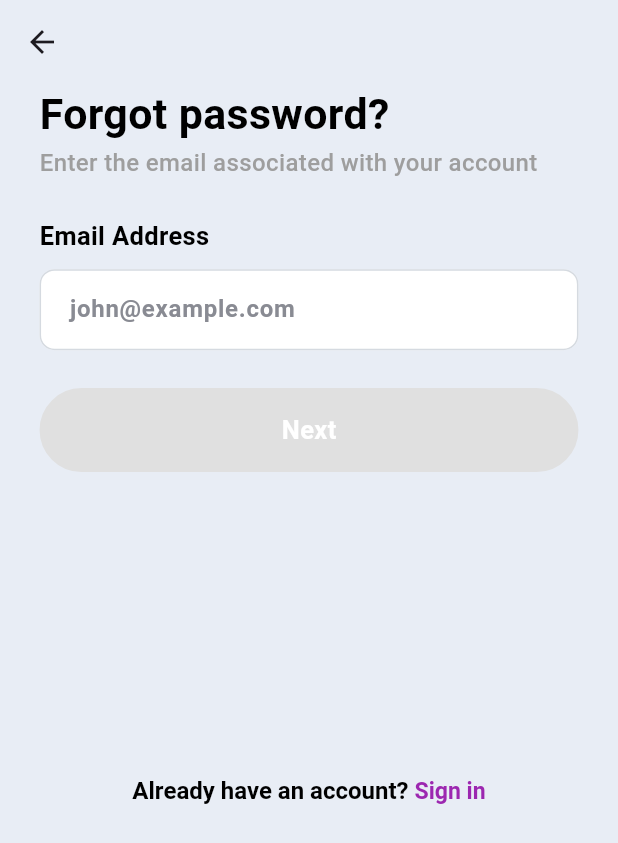
After one commit to Dapo-dan/sign_in_form, a Flutter app: the ForgotPasswordPage screen opened directly, on a phone screen of 412 x 824 dp. The commit adds this screen. Shown: the top 843 px of the screen. Run offline on Flutter 3.47's test engine with Material 3 defaults, Android fonts, the phone set to English and light mode, and no system bars; our stand-ins replace flutter_screenutil, intl_phone_field.

Commit message:
Add Forgot Password functionality and new button widget

```diff
--- /dev/null
+++ b/lib/constants/const.dart
@@ -0,0 +1,39 @@
+// ignore_for_file: constant_identifier_names
+
+import 'package:flutter/material.dart';
+
+const double BODY_PADDING = 20.0;
+verticalSpaceTiny() => const SizedBox(height: 5);
+verticalSpaceSmall() => const SizedBox(height: 10);
+verticalSpaceMedium() => const SizedBox(height: 25);
+verticalSpaceLarge() => const SizedBox(height: 50);
+verticalSpaceMassive() => const SizedBox(height: 100);
+
+horizontalSpaceTiny() => const SizedBox(width: 5);
+horizontalSpaceSmall() => const SizedBox(width: 10);
+horizontalSpaceMedium() => const SizedBox(width: 25);
+
+const String emptyEmailField = 'Email field cannot be empty!';
+const String emptyTextField = 'Field cannot be empty!';
+const String emptyPasswordField = 'Password field cannot be empty';
+const String invalidEmailField =
+    "Invalid email address. Please enter a valid email address.";
+const String invalidFullName = "Name provided isn't valid. Add another name";
+const String passwordLengthError = 'Password length must be greater than 8';
+const String invalidPassword = 'Password must meet all requirements';
+const String emptyUsernameField = 'Name cannot be empty';
+const String usernameLengthError = 'Name length must be greater than 2';
+const String emailRegex =
+    '[a-zA-Z0-9+._%-+]{1,256}\\@[a-zA-Z0-9][a-zA-Z0-9\\-]{0,64}(\\.[a-zA-Z0-9][a-zA-Z0-9\\-]{0,25})+';
+const String fullNameRegex = r'^[a-z A-Z,.\-]+$';
+const String passwordRegex =
+    r"^(?=.*[A-Z])(?=.*[a-z])(?=.*\d)(?=.*[-_@$!%*#?&()])[A-Za-z\d\-_@$!%^*.,~`#?&()]{8,}$";
+const String upperCaseRegex = r'^(?=.*?[A-Z])(?=.*?[a-z]).{8,}$';
+const String lowerCaseRegex = r'^(?=.*?[a-z]).{8,}$';
+const String symbolRegex = r'^(?=.*?[!@#\$&*~]).{8,}$';
+const String digitRegex = r'^(?=.*?[0-9]).{8,}$';
+
+const String PHONE_NUMBER_REGEX = r'0[789][01]\d{8}';
+const String PHONE_NUMBER_LENGTH_ERROR = 'Phone number must be 11 digits';
+const String INVALID_PHONE_NUMBER_FIELD =
+    "Number provided isn't valid.Try another phone number";
--- /dev/null
+++ b/lib/screens/forgot_password.dart
@@ -0,0 +1,118 @@
+import 'package:flutter/material.dart';
+import 'package:flutter_screenutil/flutter_screenutil.dart';
+import 'package:sign_in_form/constants/const.dart';
+import 'package:sign_in_form/constants/styles.dart';
+import 'package:sign_in_form/utils/dialog_utils.dart';
+import 'package:sign_in_form/widgets/button.dart';
+import 'package:sign_in_form/widgets/text_input_field.dart';
+
+class ForgotPasswordPage extends StatefulWidget {
+  const ForgotPasswordPage({super.key});
+
+  @override
+  State<ForgotPasswordPage> createState() => _ForgotPasswordPageState();
+}
+
+class _ForgotPasswordPageState extends State<ForgotPasswordPage> {
+  final emailTC = TextEditingController();
+  final formKey = GlobalKey<FormState>();
+  bool isEmailValid = false;
+
+  @override
+  void dispose() {
+    emailTC.dispose();
+    super.dispose();
+  }
+
+  @override
+  Widget build(BuildContext context) {
+    return Scaffold(
+        backgroundColor: Color(0xFFe8edf5),
+        appBar: AppBar(
+          backgroundColor: Color(0xFFe8edf5),
+        ),
+        body: SingleChildScrollView(
+          child: Padding(
+            padding: EdgeInsets.symmetric(horizontal: 24.w),
+            child: Form(
+              key: formKey,
+              child: Column(
+                crossAxisAlignment: CrossAxisAlignment.start,
+                children: [
+                  Text(
+                    "Forgot password?",
+                    style:
+                        TextStyles.style24extrabold.copyWith(fontSize: 26.sp),
+                  ),
+                  Text(
+                    "Enter the email associated with your account",
+                    style: TextStyles.style16regular.copyWith(
+                        color: Colors.grey, fontWeight: FontWeight.w500),
+                  ),
+                  SizedBox(height: 20.h),
+                  TextInputForm(
+                    label: "Email Address",
+                    hint: 'john@example.com',
+                    onChanged: (val) {
+                      setState(() {
+                        isEmailValid = val.isNotEmpty &&
+                            RegExp(emailRegex).hasMatch(val) &&
+                            !val.contains(' ');
+                      });
+                    },
+                    validator: (val) {
+                      if (val.isEmpty) {
+                        return emptyEmailField;
+                      }
+                      // Regex for email validation
+                      final regExp = RegExp(emailRegex);
+                      if (regExp.hasMatch(val) || val.contains(' ')) {
+                        return null;
+                      }
+                      return invalidEmailField;
+                    },
+                  ),
+                  SizedBox(height: 20.h),
+                  AppButton2(
+                    allowSubmit: isEmailValid,
+                    onTap: () {
+                      if (formKey.currentState!.validate()) {
+                        DialogUtils.showLoadingWithSuccess(
+                          context: context,
+                          successTitle: 'Successful submission!',
+                          successMessage:
+                              "You're logged in, navigating to the next screen!",
+                          onContinue: () {
+                            Navigator.of(context).pop();
+                          },
+                        );
+                      }
+                    },
+                    title: "Next",
+                  ),
+                  SizedBox(height: 200.h),
+                  Center(
+                    child: RichText(
+                      text: TextSpan(
+                        text: "Already have an account? ",
+                        style: TextStyles.style16bold,
+                        children: [
+                          TextSpan(
+                            text: "Sign in",
+                            style: TextStyle(
+                              fontSize: 14.sp,
+                              color: Colors.purple,
+                              fontWeight: FontWeight.bold,
+                            ),
+                          ),
+                        ],
+                      ),
+                    ),
+                  ),
+                ],
+              ),
+            ),
+          ),
+        ));
+  }
+}
--- a/lib/screens/sign_in_page.dart
+++ b/lib/screens/sign_in_page.dart
@@ -1,6 +1,8 @@
+import 'package:flutter/gestures.dart';
 import 'package:flutter/material.dart';
 import 'package:flutter_screenutil/flutter_screenutil.dart';
 import 'package:sign_in_form/constants/styles.dart';
+import 'package:sign_in_form/screens/forgot_password.dart';
 import 'package:sign_in_form/utils/dialog_utils.dart';
 import 'package:sign_in_form/widgets/button.dart';
 import 'package:sign_in_form/widgets/phone_number_input_field.dart';
@@ -136,6 +138,15 @@ class _SignInPageState extends State<SignInPage> {
                           color: Colors.purple,
                           fontWeight: FontWeight.bold,
                         ),
+                        recognizer: TapGestureRecognizer()
+                          ..onTap = () {
+                            Navigator.push(
+                              context,
+                              MaterialPageRoute(
+                                  builder: (context) =>
+                                      const ForgotPasswordPage()),
+                            );
+                          },
                       ),
                     ],
                   ),
--- a/lib/widgets/button.dart
+++ b/lib/widgets/button.dart
@@ -63,6 +63,59 @@ class AppButton extends StatelessWidget {
   }
 }
 
+class AppButton2 extends StatelessWidget {
+  const AppButton2({
+    super.key,
+    required this.onTap,
+    required this.title,
+    this.buttonColor,
+    this.borderColor,
+    this.textColor,
+    this.borderRadius,
+    this.hPadding,
+    this.vPadding,
+    this.allowSubmit = true,
+  });
+
+  final String title;
+  final void Function() onTap;
+  final Color? buttonColor, borderColor;
+  final Color? textColor;
+  final double? borderRadius, hPadding, vPadding;
+  final bool allowSubmit;
+
+  @override
+  Widget build(BuildContext context) {
+    return InkWell(
+      onTap: allowSubmit ? onTap : null,
+      child: Container(
+        decoration: BoxDecoration(
+            color: buttonColor ??
+                (allowSubmit ? Color(0xFF235eec) : Colors.grey.shade300),
+            borderRadius: BorderRadius.circular(borderRadius ?? 30),
+            border: Border.all(
+              color: borderColor ??
+                  (allowSubmit ? Color(0xFF235eec) : Colors.grey.shade300),
+            )),
+        child: Padding(
+          padding: EdgeInsets.symmetric(
+            horizontal: hPadding ?? 15.0,
+            vertical: vPadding ?? 15.0,
+          ),
+          child: Center(
+            child: Text(
+              title,
+              style: TextStyles.style17extrabold.copyWith(
+                color: Colors.white,
+              ),
+            ),
+          ),
+        ),
+      ),
+    );
+  }
+}
+
 class AppOutlinedButton extends StatelessWidget {
   const AppOutlinedButton({
     super.key,
--- /dev/null
+++ b/lib/widgets/text_input_field.dart
@@ -0,0 +1,164 @@
+// ignore_for_file: prefer_typing_uninitialized_variables
+
+import 'package:flutter/material.dart';
+import 'package:flutter/services.dart';
+import 'package:flutter_screenutil/flutter_screenutil.dart';
+import 'package:sign_in_form/constants/styles.dart';
+
+class TextInputForm extends StatefulWidget {
+  const TextInputForm({
+    super.key,
+    this.suffixIcon,
+    this.prefixIcon,
+    this.validator,
+    this.obscure = false,
+    this.readOnly = false,
+    this.onChanged,
+    this.onSubmit,
+    this.enabled = true,
+    this.controller,
+    this.label,
+    this.hint,
+    this.textCapitalization = TextCapitalization.none,
+    this.maxLines = 1,
+    this.keyboardType,
+    this.maxLength,
+    this.inputFormatters,
+    this.prefixText,
+    this.onTap,
+  });
+
+  final suffixIcon;
+  final prefixIcon;
+  final onChanged;
+  final onSubmit;
+  final validator;
+  final bool enabled;
+  final TextEditingController? controller;
+  final bool obscure, readOnly;
+  final String? label;
+  final String? prefixText;
+  final String? hint;
+  final TextCapitalization textCapitalization;
+  final keyboardType;
+  final List<TextInputFormatter>? inputFormatters;
+  final int? maxLines;
+  final int? maxLength;
+  final Function()? onTap;
+
+  @override
+  State<TextInputForm> createState() => _TextInputFormState();
+}
+
+class _TextInputFormState extends State<TextInputForm> {
+  bool showpassword = true;
+
+  @override
+  Widget build(BuildContext context) => Padding(
+        padding: const EdgeInsets.symmetric(vertical: 5.0),
+        child: Column(
+          crossAxisAlignment: CrossAxisAlignment.start,
+          children: [
+            if (widget.label != null)
+              Text(
+                widget.label!,
+                style: TextStyles.style17extrabold,
+              ),
+            SizedBox(height: 10.h),
+            InkWell(
+              onTap: widget.onTap,
+              child: TextFormField(
+                buildCounter: (context,
+                        {required currentLength,
+                        required isFocused,
+                        maxLength}) =>
+                    null,
+                inputFormatters: widget.inputFormatters,
+                enabled: widget.enabled,
+                controller: widget.controller,
+                keyboardType: widget.keyboardType,
+                style: TextStyles.style16bold.copyWith(color: Colors.black),
+                textCapitalization: widget.textCapitalization,
+                validator: widget.validator,
+                onChanged: widget.onChanged,
+                onFieldSubmitted: widget.onSubmit,
+                obscureText: widget.obscure ? showpassword : false,
+                obscuringCharacter: '*',
+                maxLines: widget.maxLines,
+                maxLength: widget.maxLength,
+                cursorColor: Colors.black,
+                readOnly: widget.readOnly,
+                decoration: InputDecoration(
+                  filled: true,
+                  fillColor: Colors.white,
+                  border: const OutlineInputBorder(
+                    borderSide: BorderSide(color: Color(0xFFd5dae0)),
+                    borderRadius: BorderRadius.all(
+                      Radius.circular(
+                        10,
+                      ),
+                    ),
+                  ),
+                  enabledBorder: const OutlineInputBorder(
+                    borderSide: BorderSide(color: Color(0xFFd5dae0)),
+                    borderRadius: BorderRadius.all(
+                      Radius.circular(
+                        10,
+                      ),
+                    ),
+                  ),
+                  focusedBorder: const OutlineInputBorder(
+                    borderSide: BorderSide(color: Color(0xFFd5dae0)),
+                    borderRadius: BorderRadius.all(
+                      Radius.circular(
+                        10,
+                      ),
+                    ),
+                  ),
+                  errorBorder: const OutlineInputBorder(
+                    borderSide: BorderSide(color: Colors.red),
+                    borderRadius: BorderRadius.all(
+                      Radius.circular(
+                        10,
+                      ),
+                    ),
+                  ),
+                  focusedErrorBorder: const OutlineInputBorder(
+                    borderSide: BorderSide(color: Color(0xFFd5dae0)),
+                    borderRadius: BorderRadius.all(
+                      Radius.circular(
+                        10,
+                      ),
+                    ),
+                  ),
+                  suffixIcon: widget.suffixIcon ??
+                      (widget.obscure == true
+                          ? InkWell(
+                              onTap: () {
+                                setState(() {
+                                  showpassword = !showpassword;
+                                });
+                              },
+                              child: Icon(
+                                showpassword
+                                    ? Icons.visibility_outlined
+                                    : Icons.visibility_off_outlined,
+                              ),
+                            )
+                          : const SizedBox()),
+                  prefixIcon: widget.prefixIcon,
+                  hintText: widget.hint,
+                  prefixText: widget.prefixText,
+                  hintStyle:
+                      TextStyles.style16bold.copyWith(color: Color(0xFF898b93)),
+                  contentPadding: const EdgeInsets.symmetric(
+                    horizontal: 16.0,
+                    vertical: 15,
+                  ),
+                ),
+              ),
+            ),
+          ],
+        ),
+      );
+}
```
